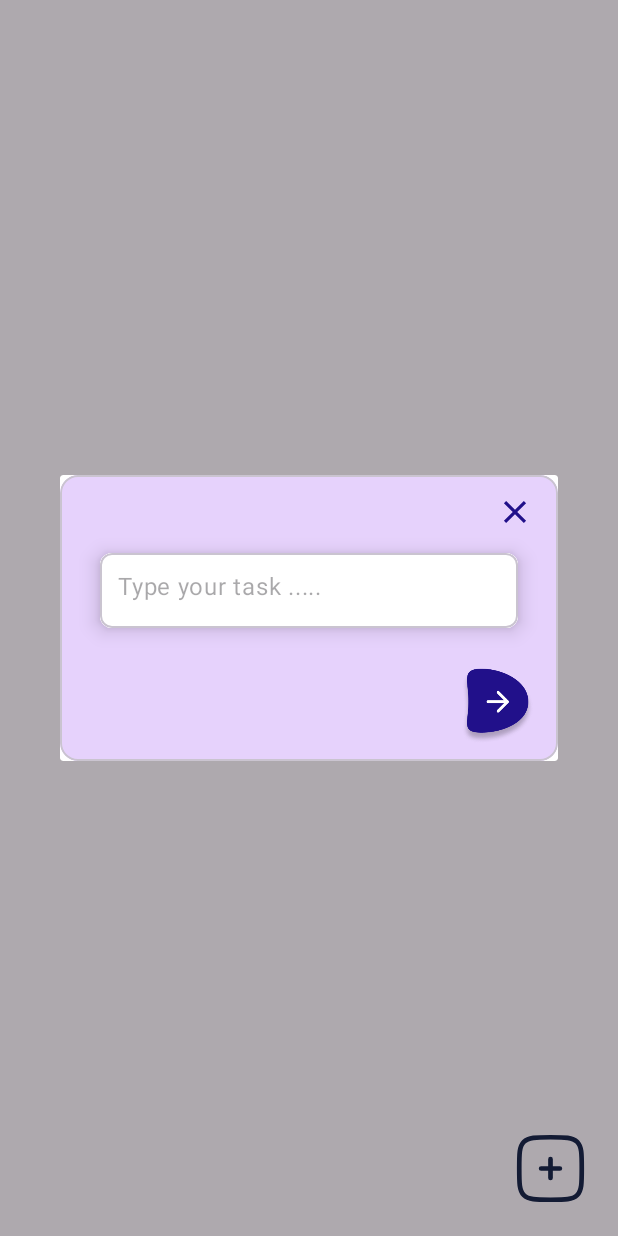
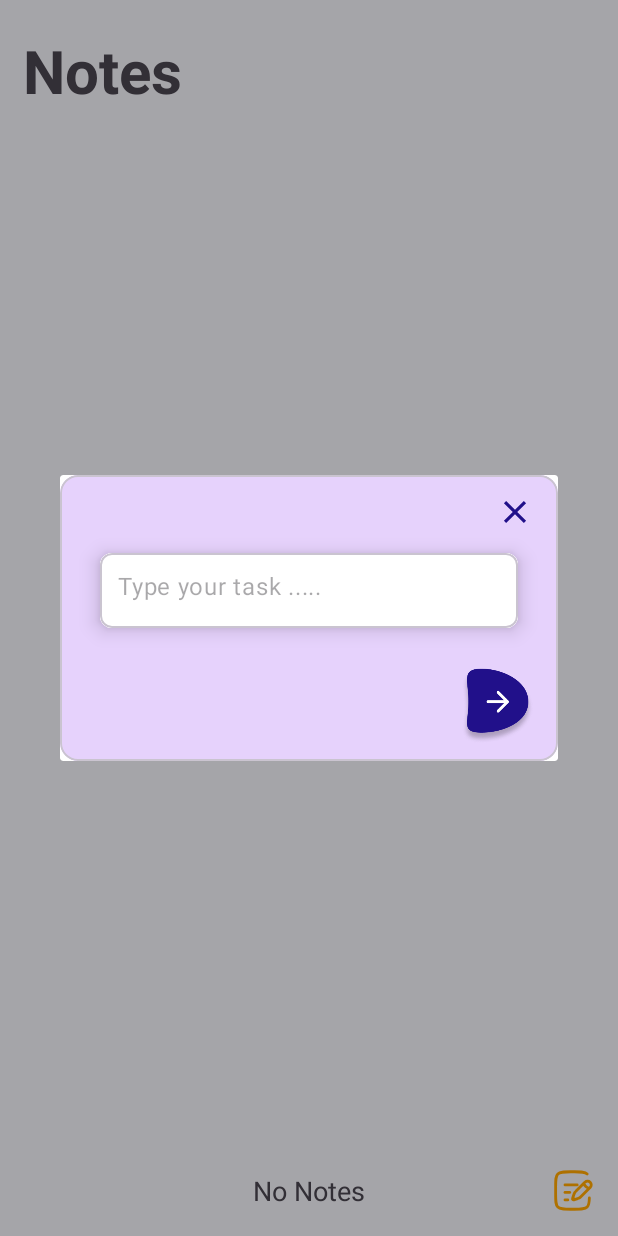
Before and after one commit to Katana1936/PET_Kotlin_Notes_App, an Android app: the HomeFragment screen opened through its navigation route, after a tap on an icon or button, on a phone screen of 412 x 824 dp. Run offline under Robolectric (Android 15) with nearby library versions, the phone set to English and light mode, and no system bars; our stand-ins replace Firebase (no records; nobody signed in at launch, a user with empty details on screens opened directly); 1 statement that could not run was skipped.

Commit message:
Adding new elements and their parameters

```diff
--- a/app/src/main/java/com/example/to_doapp/fragments/HomeFragment.kt
+++ b/app/src/main/java/com/example/to_doapp/fragments/HomeFragment.kt
@@ -8,6 +8,7 @@ import android.view.ViewGroup
 import android.widget.Toast
 import androidx.fragment.app.Fragment
 import androidx.recyclerview.widget.LinearLayoutManager
+import androidx.recyclerview.widget.RecyclerView
 import com.example.to_doapp.databinding.FragmentHomeBinding
 import com.example.to_doapp.utils.adapter.TaskAdapter
 import com.example.to_doapp.utils.model.ToDoData
@@ -83,6 +84,29 @@ class HomeFragment : Fragment(), ToDoDialogFragment.OnDialogNextBtnClickListener
         taskAdapter = TaskAdapter(toDoItemList)
         taskAdapter.setListener(this)
         binding.mainRecyclerView.adapter = taskAdapter
+        //new
+        taskAdapter.registerAdapterDataObserver(object : RecyclerView.AdapterDataObserver() {
+            override fun onChanged() {
+                updateNoteCount()
+            }
+
+            override fun onItemRangeInserted(positionStart: Int, itemCount: Int) {
+                updateNoteCount()
+            }
+
+            override fun onItemRangeRemoved(positionStart: Int, itemCount: Int) {
+                updateNoteCount()
+            }
+        })
+    }
+
+    private fun updateNoteCount() {
+        val itemCount = taskAdapter.itemCount
+        binding.noteNum.text = when (itemCount) {
+            0 -> "No Notes"
+            1 -> "1 Note"
+            else -> "$itemCount Notes"
+        }
     }
 
     override fun saveTask(todoTask: String, todoEdit: TextInputEditText) {
--- /dev/null
+++ b/app/src/main/res/drawable/ic_document_add_svgrepo_com.xml
@@ -0,0 +1,35 @@
+<vector xmlns:android="http://schemas.android.com/apk/res/android"
+    android:width="800dp"
+    android:height="800dp"
+    android:viewportWidth="24"
+    android:viewportHeight="24">
+  <path
+      android:pathData="M18.18,8.039L18.643,7.576C19.411,6.808 20.656,6.808 21.424,7.576C22.192,8.344 22.192,9.589 21.424,10.356L20.961,10.82M18.18,8.039C18.18,8.039 18.238,9.024 19.107,9.893C19.976,10.762 20.961,10.82 20.961,10.82M18.18,8.039L13.919,12.3C13.631,12.589 13.486,12.733 13.362,12.892C13.216,13.08 13.091,13.283 12.988,13.498C12.901,13.68 12.837,13.873 12.708,14.26L12.295,15.5L12.161,15.901M20.961,10.82L16.7,15.081C16.412,15.369 16.267,15.514 16.108,15.638C15.92,15.784 15.717,15.909 15.502,16.012C15.32,16.099 15.127,16.163 14.74,16.292L13.5,16.705L13.099,16.839M13.099,16.839L12.698,16.973C12.507,17.036 12.297,16.987 12.155,16.845C12.013,16.703 11.964,16.493 12.027,16.302L12.161,15.901M13.099,16.839L12.161,15.901"
+      android:strokeWidth="1.5"
+      android:fillColor="#00000000"
+      android:strokeColor="#FFA500" />
+  <path
+      android:pathData="M8,13H10.5"
+      android:strokeWidth="1.5"
+      android:fillColor="#00000000"
+      android:strokeColor="#FFA500"
+      android:strokeLineCap="round"/>
+  <path
+      android:pathData="M8,9H14.5"
+      android:strokeWidth="1.5"
+      android:fillColor="#00000000"
+      android:strokeColor="#FFA500"
+      android:strokeLineCap="round"/>
+  <path
+      android:pathData="M8,17H9.5"
+      android:strokeWidth="1.5"
+      android:fillColor="#00000000"
+      android:strokeColor="#FFA500"
+      android:strokeLineCap="round"/>
+  <path
+      android:pathData="M19.828,3.172C18.657,2 16.771,2 13,2H11C7.229,2 5.343,2 4.172,3.172C3,4.343 3,6.229 3,10V14C3,17.771 3,19.657 4.172,20.828C5.343,22 7.229,22 11,22H13C16.771,22 18.657,22 19.828,20.828C20.771,19.885 20.955,18.48 20.991,16"
+      android:strokeWidth="1.5"
+      android:fillColor="#00000000"
+      android:strokeColor="#FFA500"
+      android:strokeLineCap="round"/>
+</vector>
--- a/app/src/main/res/layout/fragment_home.xml
+++ b/app/src/main/res/layout/fragment_home.xml
@@ -4,78 +4,59 @@
     xmlns:tools="http://schemas.android.com/tools"
     android:layout_width="match_parent"
     android:layout_height="match_parent"
+    android:background="#f2f1f7"
     tools:context=".fragments.HomeFragment">
 
-    <ImageView
-        android:id="@+id/imageView"
+    <TextView
+        android:id="@+id/notes"
         android:layout_width="wrap_content"
-        android:layout_height="150dp"
-        android:scaleType="fitXY"
-        android:src="@drawable/design_one"
-        android:visibility="gone"
-        app:layout_constraintEnd_toEndOf="parent"
-        app:layout_constraintHorizontal_bias="0.5"
-        app:layout_constraintStart_toStartOf="parent"
-        app:layout_constraintTop_toTopOf="parent" />
-
-    <ImageView
-        android:id="@+id/addTaskBtn"
-        android:layout_width="50dp"
-        android:layout_height="50dp"
-        android:layout_marginTop="24dp"
-        android:layout_marginEnd="24dp"
-        android:src="@drawable/ic_baseline_add_"
-        android:visibility="gone"
-        app:layout_constraintEnd_toEndOf="parent"
-        app:layout_constraintTop_toTopOf="parent" />
-
-    <ImageView
-        android:id="@+id/addTaskBtn_main"
-        android:layout_width="50dp"
-        android:layout_height="50dp"
-        android:layout_marginEnd="20dp"
-        android:layout_marginBottom="20dp"
-        android:src="@drawable/ic_add_square_svgrepo_com"
-        app:layout_constraintBottom_toBottomOf="parent"
-        app:layout_constraintEnd_toEndOf="parent" />
-
-
-    <ImageView
-        android:id="@+id/imageView2"
-        android:layout_width="60dp"
-        android:layout_height="130dp"
-        android:scaleType="fitXY"
-        android:src="@drawable/ellipse_one"
-        android:visibility="gone"
-        app:layout_constraintBottom_toBottomOf="parent"
+        android:layout_height="wrap_content"
+        android:layout_marginStart="15dp"
+        android:layout_marginTop="20dp"
+        android:text="Notes"
+        android:textSize="40dp"
+        android:textStyle="bold"
+        app:layout_constraintBottom_toTopOf="@+id/mainRecyclerView"
         app:layout_constraintStart_toStartOf="parent"
         app:layout_constraintTop_toTopOf="parent" />
 
 
     <ImageView
-        android:id="@+id/imageView3"
-        android:layout_width="0dp"
-        android:layout_height="210dp"
-        android:layout_marginStart="12dp"
-        android:scaleType="fitXY"
-        android:src="@drawable/design_two"
-        android:visibility="gone"
+        android:id="@+id/addTaskBtn_main"
+        android:layout_width="30dp"
+        android:layout_height="30dp"
+        android:layout_marginTop="15dp"
+        android:layout_marginEnd="15dp"
+        android:layout_marginBottom="15dp"
+        android:src="@drawable/ic_document_add_svgrepo_com"
         app:layout_constraintBottom_toBottomOf="parent"
         app:layout_constraintEnd_toEndOf="parent"
-        app:layout_constraintHorizontal_bias="0.5"
-        app:layout_constraintStart_toStartOf="parent" />
+        app:layout_constraintTop_toBottomOf="@+id/mainRecyclerView" />
+
+    <TextView
+        android:id="@+id/note_num"
+        android:layout_width="wrap_content"
+        android:layout_height="wrap_content"
+        android:text="Notes"
+        android:textSize="18dp"
+        app:layout_constraintBottom_toBottomOf="parent"
+        app:layout_constraintEnd_toEndOf="parent"
+        app:layout_constraintStart_toStartOf="parent"
+        app:layout_constraintTop_toBottomOf="@+id/mainRecyclerView" />
 
 
     <androidx.recyclerview.widget.RecyclerView
         android:id="@+id/mainRecyclerView"
         android:layout_width="0dp"
         android:layout_height="0dp"
-        android:layout_marginTop="42dp"
+        android:layout_marginStart="15dp"
+        android:layout_marginTop="15dp"
+        android:layout_marginEnd="15dp"
         app:layout_constraintBottom_toTopOf="@+id/addTaskBtn_main"
         app:layout_constraintEnd_toEndOf="parent"
         app:layout_constraintHorizontal_bias="0.5"
         app:layout_constraintStart_toStartOf="parent"
-        app:layout_constraintTop_toBottomOf="@id/addTaskBtn" />
+        app:layout_constraintTop_toBottomOf="@+id/notes" />
 
 
 </androidx.constraintlayout.widget.ConstraintLayout>
```
